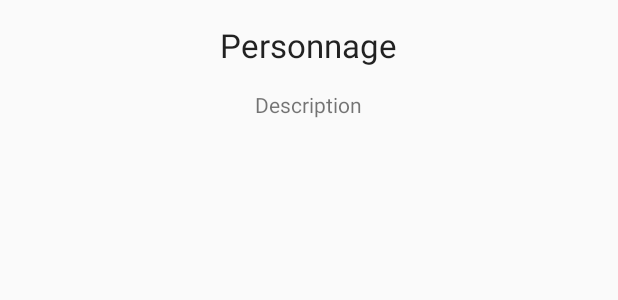
After one commit to thomas25520/MyNews, an Android app: the layout list_cell.xml on its own in the app's theme, with its tools: preview values and no code run, on a phone screen of 412 x 824 dp. The commit adds this screen. Shown: the top 300 px of the screen. Run offline under Robolectric (Android 15) with nearby library versions, the phone set to English and light mode, and no system bars.

Commit message:
[BUG] -- Correct bug --

```diff
--- a/app/src/main/java/com/MyNews/controller/fragment/TabLayoutCategories.java
+++ b/app/src/main/java/com/MyNews/controller/fragment/TabLayoutCategories.java
@@ -11,9 +11,6 @@ import com.MyNews.R;
 
 public class TabLayoutCategories extends Fragment {
 
-    public TabLayoutCategories() {
-    }
-
     @Override
     public void onCreate(Bundle savedInstanceState) {
         super.onCreate(savedInstanceState);
--- /dev/null
+++ b/app/src/main/res/layout/list_cell.xml
@@ -0,0 +1,27 @@
+<?xml version="1.0" encoding="utf-8"?>
+<LinearLayout xmlns:android="http://schemas.android.com/apk/res/android"
+    xmlns:tools="http://schemas.android.com/tools"
+    android:layout_width="match_parent"
+    android:layout_height="match_parent"
+    android:layout_margin="15dp"
+    android:orientation="vertical">
+
+    <TextView
+        android:id="@+id/name"
+        android:layout_width="wrap_content"
+        android:layout_height="wrap_content"
+        android:layout_gravity="center_horizontal"
+        android:layout_marginBottom="15dp"
+        android:textAppearance="?android:attr/textAppearanceLarge"
+        tools:text="Personnage"></TextView>
+
+    <TextView
+        android:id="@+id/description"
+        android:layout_width="wrap_content"
+        android:layout_height="wrap_content"
+        android:layout_gravity="center_horizontal"
+        android:ellipsize="end"
+        android:lines="1"
+        android:textAppearance="?android:attr/textAppearanceSmall"
+        tools:text="Description"></TextView>
+</LinearLayout>
--- a/app/src/main/res/layout/main_activity.xml
+++ b/app/src/main/res/layout/main_activity.xml
@@ -33,7 +33,7 @@
         <android.support.v4.view.ViewPager
             android:id="@+id/activity_main_viewpager"
             android:layout_width="match_parent"
-            android:layout_height="match_parent"
+            android:layout_height="wrap_content"
             android:background="@color/colorWhite" />
     </LinearLayout>
 
@@ -44,7 +44,7 @@
         android:layout_height="match_parent"
         android:layout_gravity="start"
         android:fitsSystemWindows="true"
-        app:headerLayout="@layout/activity_main_nav_drawer_header"
+        app:headerLayout="@layout/main_activity_nav_drawer_header"
         app:menu="@menu/main_activity_menu_drawer" />
 
 </android.support.v4.widget.DrawerLayout>
--- a/app/src/main/res/layout/activity_main_nav_drawer_header.xml
+++ b/app/src/main/res/layout/main_activity_nav_drawer_header.xml
@@ -7,6 +7,7 @@
     <ImageView
         android:layout_width="match_parent"
         android:layout_height="match_parent"
+        android:layout_marginTop="25dp"
         android:src="@drawable/ic_news_logo" />
 
 </android.support.constraint.ConstraintLayout>
--- a/app/src/main/res/values/styles.xml
+++ b/app/src/main/res/values/styles.xml
@@ -4,6 +4,8 @@
         <item name="colorPrimary">@color/colorPrimary</item>
         <item name="colorPrimaryDark">@color/colorPrimaryDark</item>
         <item name="colorAccent">@color/colorYellow</item>
+        <item name="android:textColorSecondary">@android:color/white</item>
+
     </style>
 
     <!-- Search activity theme -->
```
Also changed, not shown: app/src/main/java/com/MyNews/controller/activities/MainActivity.java (+22 -3 lines), app/src/main/java/com/MyNews/controller/adapter/RecyclerViewAdapter.java (added, +82 -0 lines), app/src/main/res/layout/fragment_tab_layout_categories.xml (+9 -1 lines), app/src/main/res/menu/main_activity_menu_drawer.xml (+17 -16 lines).
